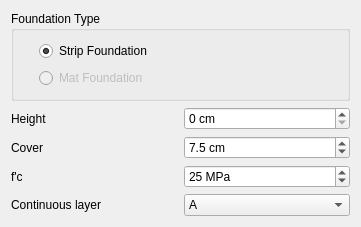
Above: safe/punch/Resources/ui/foundation_panel.ui from ebrahimraeyat/OSAFE before the change. Below: the same form after it.
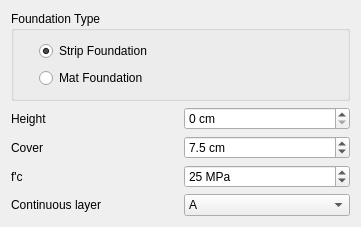
That is the form after the change.

Commit message: adding mat foundation shape

Patch:
```diff
--- a/safe/punch/Resources/ui/foundation_panel.ui
+++ b/safe/punch/Resources/ui/foundation_panel.ui
@@ -42,7 +42,7 @@
       <item>
        <widget class="QRadioButton" name="mat">
         <property name="enabled">
-         <bool>false</bool>
+         <bool>true</bool>
         </property>
         <property name="text">
          <string>Mat Foundation</string>
```
The commit also changes 1 other file.
